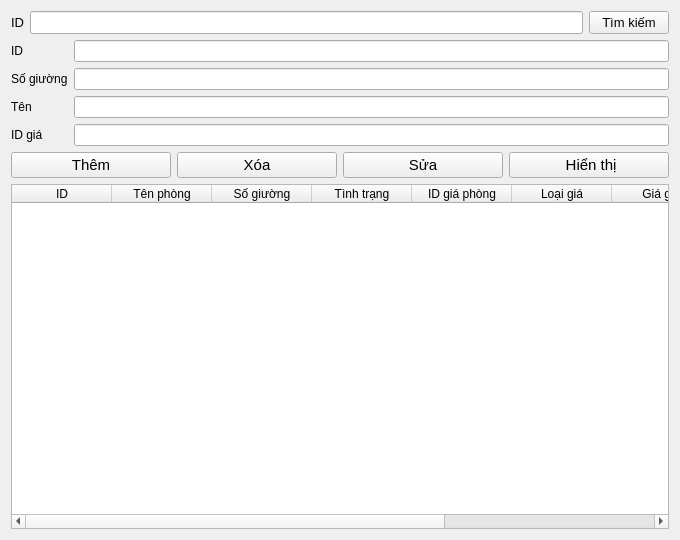
Before: the Qt Designer form view/phong_va_giaphong/ql_phong.ui in loimaxto/DoAnPython, drawn with Qt 5.
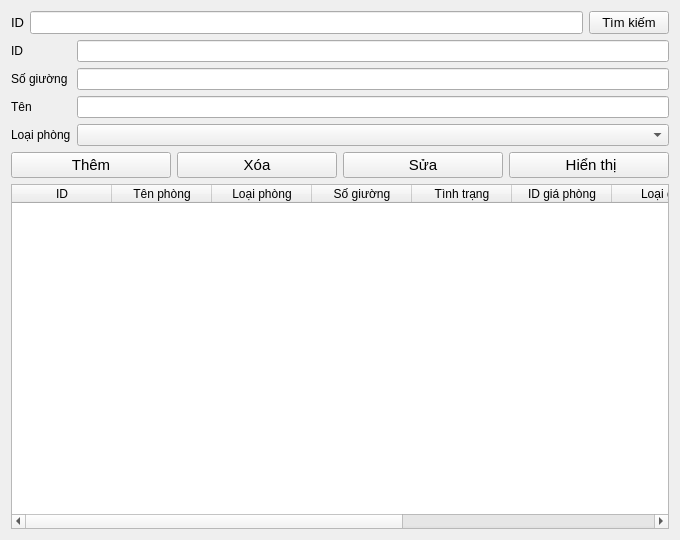
After: the same form once the commit is applied.

The edit to the form file:
```diff
--- a/view/phong_va_giaphong/ql_phong.ui
+++ b/view/phong_va_giaphong/ql_phong.ui
@@ -91,7 +91,7 @@
        <item row="3" column="0">
         <widget class="QLabel" name="label_4">
          <property name="text">
-          <string>ID giá</string>
+          <string>Loại phòng</string>
          </property>
          <property name="alignment">
           <set>Qt::AlignLeading|Qt::AlignLeft|Qt::AlignVCenter</set>
@@ -99,7 +99,7 @@
         </widget>
        </item>
        <item row="3" column="1">
-        <widget class="QLineEdit" name="in_price_id"/>
+        <widget class="QComboBox" name="inp_loai"/>
        </item>
       </layout>
      </item>
@@ -158,7 +158,7 @@
      <item>
       <widget class="QTableWidget" name="dis_pla">
        <property name="columnCount">
-        <number>9</number>
+        <number>10</number>
        </property>
        <column>
         <property name="text">
@@ -170,6 +170,11 @@
          <string>Tên phòng</string>
         </property>
        </column>
+       <column>
+        <property name="text">
+         <string>Loại phòng</string>
+        </property>
+       </column>
        <column>
         <property name="text">
          <string>Số giường</string>
```
